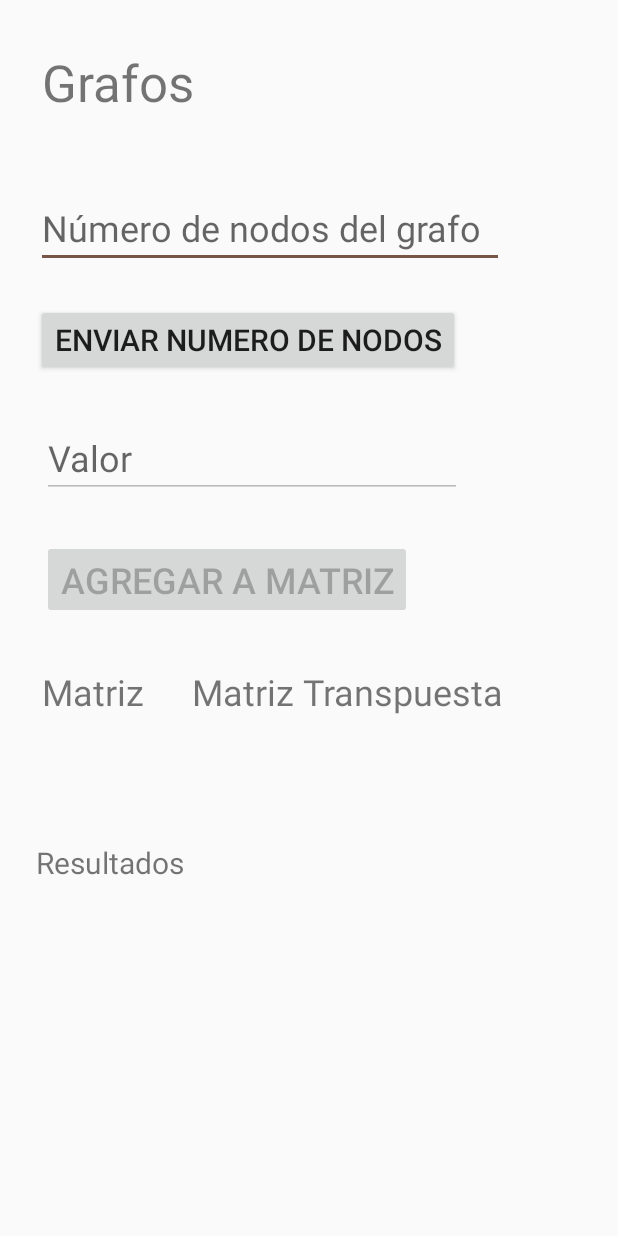
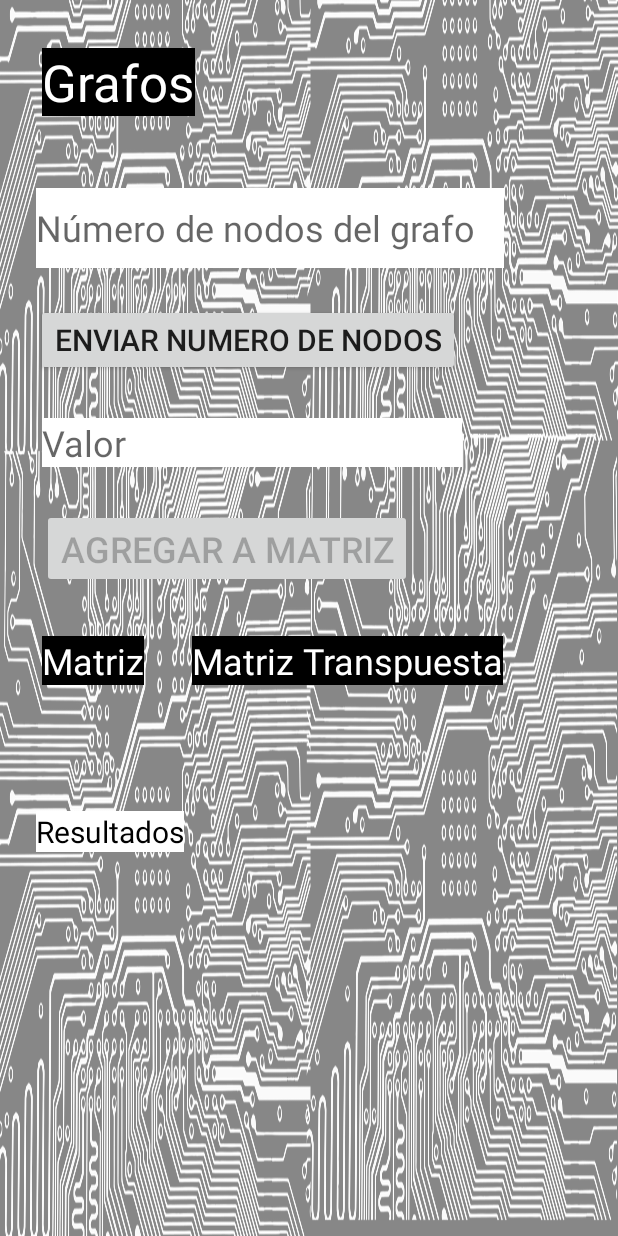
Before and after one commit to Normanpabon/AndroidMultitools, an Android app: the Encoders screen opened directly, with no data from a screen before it, after a tap on "MATRIX / GRAFO DECODER", on a phone screen of 412 x 824 dp. Run offline under Robolectric (Android 15) with nearby library versions, the phone set to English and light mode, and no system bars.

Commit message:
interfaz
acomodé la interfaz y todo funciona

```diff
--- a/app/src/main/java/com/h4lfcr3st/androidswissarmy/Encoders.java
+++ b/app/src/main/java/com/h4lfcr3st/androidswissarmy/Encoders.java
@@ -40,7 +40,6 @@ public class Encoders extends AppCompatActivity {
     public void GrafosActivity(View view){
         Intent EnterGrafoss = new Intent(Encoders.this, grafoss.class);
         startActivity(EnterGrafoss);
-        Toast.makeText(this, "botón presiondao", Toast.LENGTH_SHORT).show();
     }
 
 
--- a/app/src/main/java/com/h4lfcr3st/androidswissarmy/grafoss.java
+++ b/app/src/main/java/com/h4lfcr3st/androidswissarmy/grafoss.java
@@ -63,6 +63,10 @@ public class grafoss extends AppCompatActivity {
             if (numNodos>10){
                 cantNodos.setError("Valor muy grande");
                 Toast.makeText(this, "La matriz tiene un tamaño muy grande", Toast.LENGTH_SHORT).show();
+                btnCantNodos.setEnabled(true);
+                cantNodos.setEnabled(true);
+                valorMatriz.setEnabled(false);
+                btnAgregar.setEnabled(false);
             }else{
                 inicializarMatriz(numNodos);
                 if (!this.dimInicializada){
--- a/app/src/main/res/layout/activity_grafoss.xml
+++ b/app/src/main/res/layout/activity_grafoss.xml
@@ -2,9 +2,9 @@
 <androidx.constraintlayout.widget.ConstraintLayout xmlns:android="http://schemas.android.com/apk/res/android"
     xmlns:app="http://schemas.android.com/apk/res-auto"
     xmlns:tools="http://schemas.android.com/tools"
-    android:id="@+id/tv_resultMatriz"
     android:layout_width="match_parent"
-    android:layout_height="match_parent">
+    android:layout_height="match_parent"
+    android:background="@drawable/background">
 
     <TextView
         android:id="@+id/titulo_grafo"
@@ -12,7 +12,9 @@
         android:layout_height="wrap_content"
         android:layout_marginStart="28dp"
         android:layout_marginTop="32dp"
+        android:background="#000000"
         android:text="@string/TituloGrafo"
+        android:textColor="#FFFFFF"
         android:textSize="34sp"
         app:layout_constraintStart_toStartOf="parent"
         app:layout_constraintTop_toTopOf="parent" />
@@ -23,9 +25,11 @@
         android:layout_height="wrap_content"
         android:layout_marginStart="28dp"
         android:layout_marginTop="28dp"
+        android:background="#FFFFFF"
         android:ems="10"
         android:hint="@string/HintNumeroMatriz"
         android:inputType="number"
+        android:textColor="#000000"
         android:textSize="24sp"
         app:layout_constraintStart_toStartOf="parent"
         app:layout_constraintTop_toBottomOf="@+id/btn_enviar_numNodos" />
@@ -36,7 +40,9 @@
         android:layout_height="wrap_content"
         android:layout_marginStart="32dp"
         android:layout_marginTop="32dp"
+        android:background="#000000"
         android:text="@string/TvMatrizT"
+        android:textColor="#FFFFFF"
         android:textSize="24sp"
         app:layout_constraintStart_toEndOf="@+id/tv_matriz"
         app:layout_constraintTop_toBottomOf="@+id/btn_agregarValor" />
@@ -47,7 +53,9 @@
         android:layout_height="wrap_content"
         android:layout_marginStart="28dp"
         android:layout_marginTop="32dp"
+        android:background="#000000"
         android:text="@string/Matriz"
+        android:textColor="#FFFFFF"
         android:textSize="24sp"
         app:layout_constraintStart_toStartOf="parent"
         app:layout_constraintTop_toBottomOf="@+id/btn_agregarValor" />
@@ -70,9 +78,11 @@
         android:layout_height="53dp"
         android:layout_marginStart="24dp"
         android:layout_marginTop="48dp"
+        android:background="#FFFFFF"
         android:ems="10"
         android:hint="@string/HintnumNodos"
         android:inputType="number"
+        android:textColor="#000000"
         android:textSize="24sp"
         app:layout_constraintStart_toStartOf="parent"
         app:layout_constraintTop_toBottomOf="@+id/titulo_grafo" />
@@ -90,12 +100,14 @@
         app:layout_constraintTop_toBottomOf="@+id/txt_numNodos" />
 
     <TextView
-        android:id="@+id/tv_matrizT"
+        android:id="@+id/tv_resultMatriz"
         android:layout_width="wrap_content"
         android:layout_height="wrap_content"
         android:layout_marginStart="24dp"
         android:layout_marginTop="84dp"
+        android:background="#FFFFFF"
         android:text="@string/TvResultadoMatriz"
+        android:textColor="#000000"
         android:textSize="20sp"
         app:layout_constraintStart_toStartOf="parent"
         app:layout_constraintTop_toBottomOf="@+id/tv_matriz" />
```
